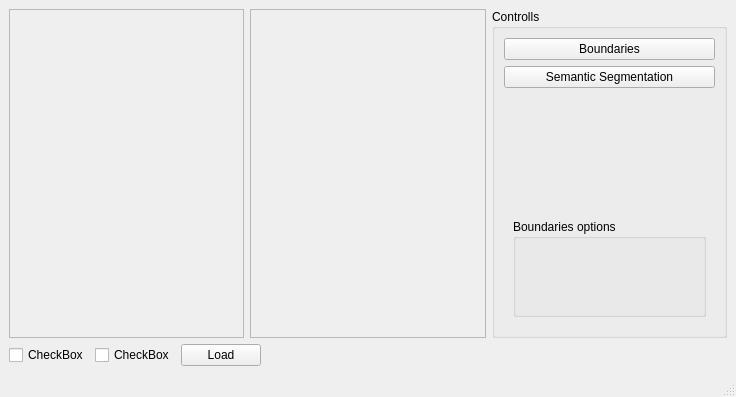
This is python/mainwindow.ui in nikkonrom/imager as Qt 5 draws it before an edit. The edited form follows.
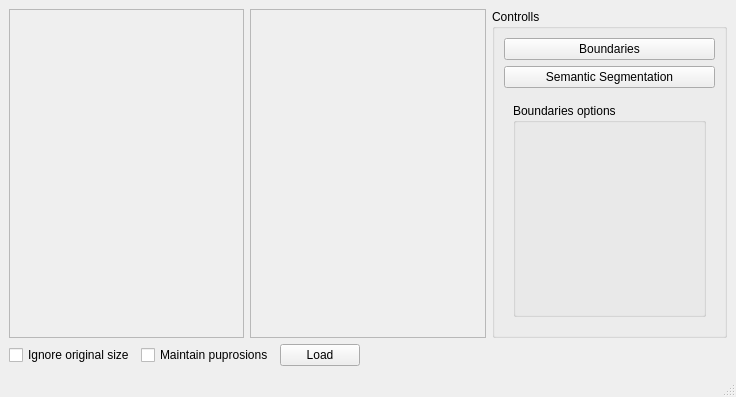
This is the edited form. Custom widgets are drawn as their Qt base class.

```diff
--- a/python/mainwindow.ui
+++ b/python/mainwindow.ui
@@ -91,19 +91,6 @@
                </property>
               </widget>
              </item>
-             <item>
-              <spacer name="verticalSpacer">
-               <property name="orientation">
-                <enum>Qt::Vertical</enum>
-               </property>
-               <property name="sizeHint" stdset="0">
-                <size>
-                 <width>20</width>
-                 <height>40</height>
-                </size>
-               </property>
-              </spacer>
-             </item>
              <item>
               <widget class="QStackedWidget" name="stackedWidget">
                <property name="sizePolicy">
@@ -159,14 +146,14 @@
       <item>
        <widget class="QCheckBox" name="checkBox">
         <property name="text">
-         <string>CheckBox</string>
+         <string>Ignore original size</string>
         </property>
        </widget>
       </item>
       <item>
        <widget class="QCheckBox" name="checkBox_2">
         <property name="text">
-         <string>CheckBox</string>
+         <string>Maintain puprosions</string>
         </property>
        </widget>
       </item>
@@ -206,6 +193,13 @@
   </widget>
   <widget class="QStatusBar" name="statusbar"/>
  </widget>
+ <customwidgets>
+  <customwidget>
+   <class>ScaledPixmap</class>
+   <extends>QLabel</extends>
+   <header location="global">scaledpixmap.h</header>
+  </customwidget>
+ </customwidgets>
  <resources/>
  <connections/>
 </ui>
```
Left out of the diff: 8 changed lines with no effect on the pictures.
